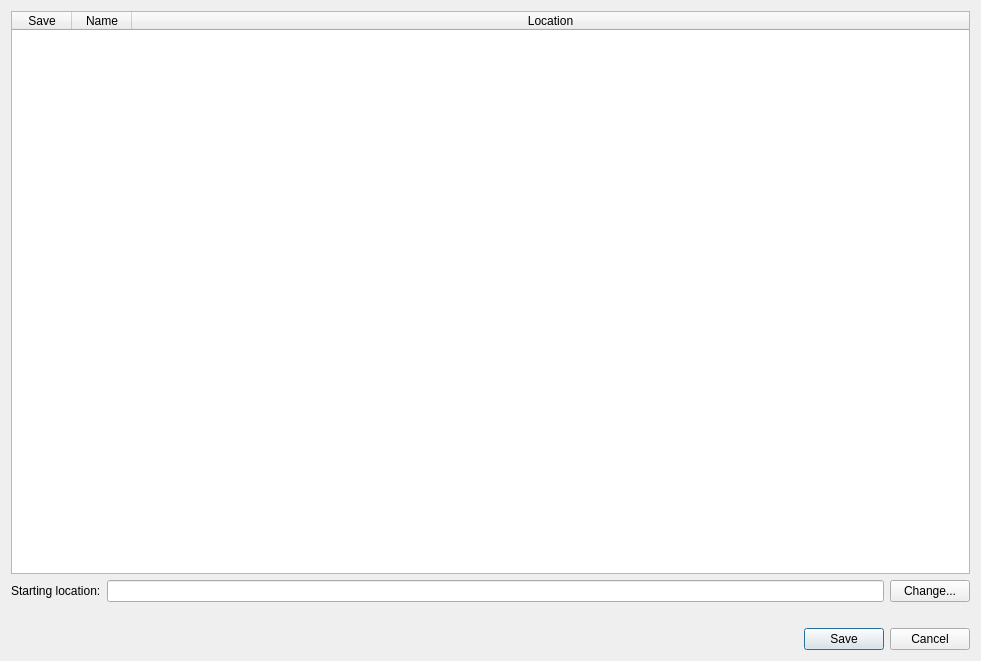
The window that src/searchgamedialog.ui (moebiusproject/moebiustoolkit) describes before a commit, drawn with Qt 5.
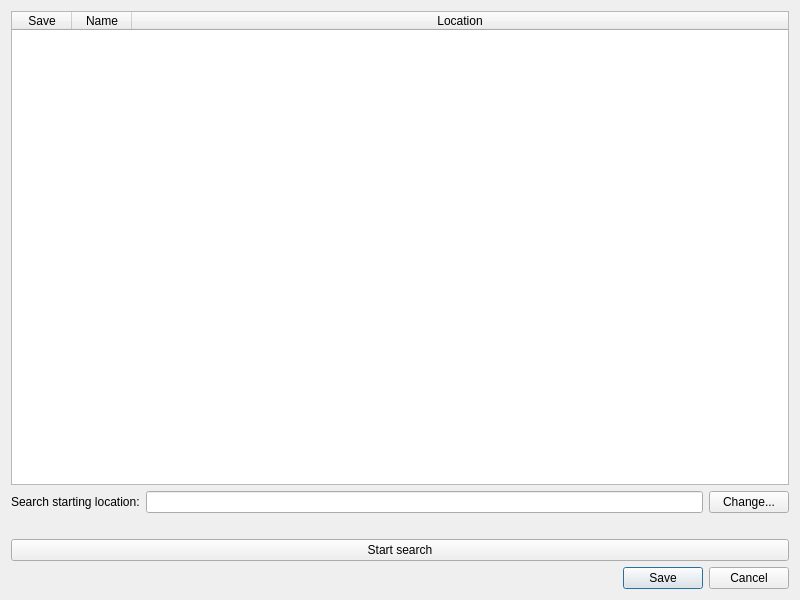
The same window after the commit. Icons and pictures are not drawn.

Commit message: Move start/stop button out of the QDialogButtonBox

The edit to the form file:
```diff
--- a/src/searchgamedialog.ui
+++ b/src/searchgamedialog.ui
@@ -6,46 +6,15 @@
    <rect>
     <x>0</x>
     <y>0</y>
-    <width>981</width>
-    <height>661</height>
+    <width>800</width>
+    <height>600</height>
    </rect>
   </property>
   <property name="windowTitle">
    <string>Search Games</string>
   </property>
   <layout class="QGridLayout" name="gridLayout">
-   <item row="2" column="0">
-    <widget class="QLabel" name="startLocationLabel">
-     <property name="text">
-      <string>Starting location:</string>
-     </property>
-    </widget>
-   </item>
-   <item row="2" column="2">
-    <widget class="QPushButton" name="change">
-     <property name="text">
-      <string>Change...</string>
-     </property>
-     <property name="icon">
-      <iconset theme="folder-open">
-       <normaloff>.</normaloff>.</iconset>
-     </property>
-    </widget>
-   </item>
-   <item row="4" column="0" colspan="3">
-    <widget class="QDialogButtonBox" name="buttonBox">
-     <property name="orientation">
-      <enum>Qt::Horizontal</enum>
-     </property>
-     <property name="standardButtons">
-      <set>QDialogButtonBox::Cancel|QDialogButtonBox::Save</set>
-     </property>
-    </widget>
-   </item>
-   <item row="2" column="1">
-    <widget class="QLineEdit" name="startLocation"/>
-   </item>
-   <item row="1" column="0" colspan="3">
+   <item row="0" column="0" colspan="3">
     <widget class="QTableWidget" name="results">
      <property name="selectionBehavior">
       <enum>QAbstractItemView::SelectRows</enum>
@@ -82,13 +51,50 @@
      </column>
     </widget>
    </item>
-   <item row="3" column="1">
+   <item row="1" column="0">
+    <widget class="QLabel" name="startLocationLabel">
+     <property name="text">
+      <string>Search starting location:</string>
+     </property>
+    </widget>
+   </item>
+   <item row="1" column="1">
+    <widget class="QLineEdit" name="startLocation"/>
+   </item>
+   <item row="1" column="2">
+    <widget class="QPushButton" name="change">
+     <property name="text">
+      <string>Change...</string>
+     </property>
+     <property name="icon">
+      <iconset theme="folder-open"/>
+     </property>
+    </widget>
+   </item>
+   <item row="2" column="1">
     <widget class="QLabel" name="progressLabel">
      <property name="text">
       <string/>
      </property>
     </widget>
    </item>
+   <item row="3" column="0" colspan="3">
+    <widget class="QPushButton" name="startStop">
+     <property name="text">
+      <string>Start search</string>
+     </property>
+    </widget>
+   </item>
+   <item row="4" column="0" colspan="3">
+    <widget class="QDialogButtonBox" name="buttonBox">
+     <property name="orientation">
+      <enum>Qt::Horizontal</enum>
+     </property>
+     <property name="standardButtons">
+      <set>QDialogButtonBox::Cancel|QDialogButtonBox::Save</set>
+     </property>
+    </widget>
+   </item>
   </layout>
  </widget>
  <tabstops>
```
The commit also changes 1 other file.
